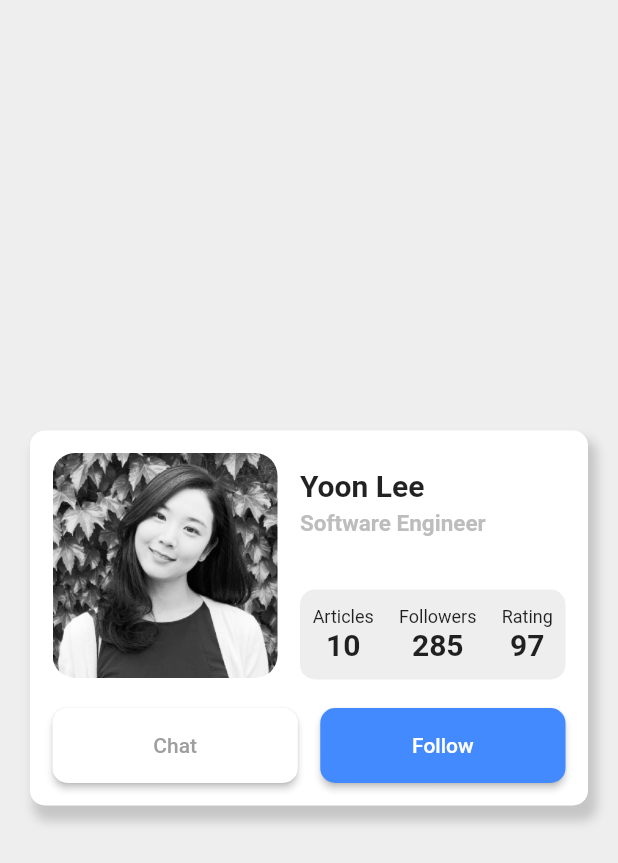
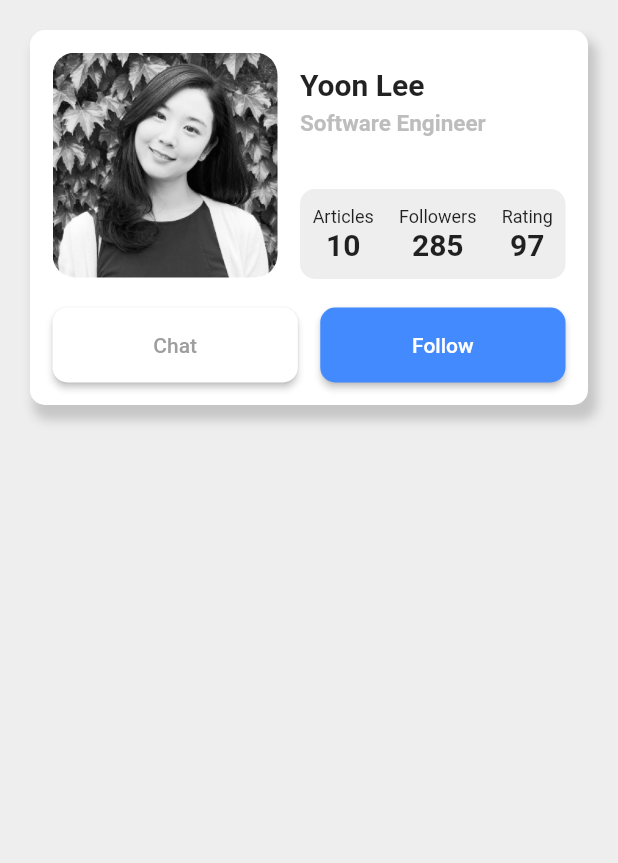
Before and after one commit to rianputrarama/layout-information-card, a Flutter app: the ProfilePage screen opened by its route, on a phone screen of 412 x 824 dp. Shown: the top 863 px of the screen. Run offline on Flutter 3.47's test engine with Material 2 defaults, Android fonts, the phone set to English and light mode, and no system bars.

Commit message:
take out center

```diff
--- a/lib/presentation/profile/profile_page.dart
+++ b/lib/presentation/profile/profile_page.dart
@@ -13,7 +13,6 @@ class _ProfilePageState extends State<ProfilePage> {
     return Scaffold(
       backgroundColor: Colors.grey[200],
       body: SafeArea(
-        child: Center(
         child: Container(
           width: double.infinity,
           margin: EdgeInsets.all(20),
@@ -62,7 +61,7 @@ class _ProfilePageState extends State<ProfilePage> {
                                 Text(
                                   "Yoon Lee",
                                   overflow: TextOverflow.clip,
-                                    //maxLines: 1,
+                                  maxLines: 1,
                                   style: TextStyle(
                                     fontSize: 20,
                                     fontWeight: FontWeight.bold,
@@ -172,7 +171,6 @@ class _ProfilePageState extends State<ProfilePage> {
           ),
         ),
       ),
-      ),
     );
   }
 }
```
Lines whose indentation alone changed are shown as unchanged.
